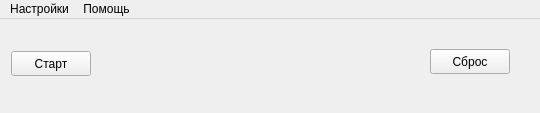
Old version of the form mainwindow.ui in the repository SergeyBash174/stopwatch.
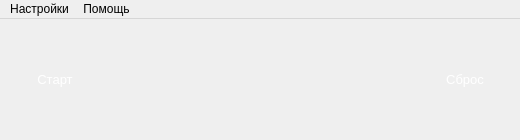
New version of the form. Icons and pictures are not drawn.

The edit to the form file:
```diff
--- a/mainwindow.ui
+++ b/mainwindow.ui
@@ -6,8 +6,8 @@
    <rect>
     <x>0</x>
     <y>0</y>
-    <width>540</width>
-    <height>113</height>
+    <width>520</width>
+    <height>140</height>
    </rect>
   </property>
   <property name="sizePolicy">
@@ -16,62 +16,173 @@
     <verstretch>0</verstretch>
    </sizepolicy>
   </property>
+  <property name="minimumSize">
+   <size>
+    <width>520</width>
+    <height>140</height>
+   </size>
+  </property>
+  <property name="maximumSize">
+   <size>
+    <width>520</width>
+    <height>140</height>
+   </size>
+  </property>
   <property name="windowTitle">
    <string>Секундомер</string>
   </property>
+  <property name="styleSheet">
+   <string notr="true"/>
+  </property>
   <widget class="QWidget" name="centralWidget">
-   <widget class="QPushButton" name="StartStopButton">
-    <property name="geometry">
-     <rect>
-      <x>11</x>
-      <y>32</y>
-      <width>80</width>
-      <height>25</height>
-     </rect>
+   <layout class="QHBoxLayout" name="horizontalLayout">
+    <property name="leftMargin">
+     <number>15</number>
     </property>
-    <property name="text">
-     <string>Старт</string>
+    <property name="rightMargin">
+     <number>15</number>
     </property>
-   </widget>
-   <widget class="QLabel" name="label">
-    <property name="geometry">
-     <rect>
-      <x>130</x>
-      <y>20</y>
-      <width>261</width>
-      <height>51</height>
-     </rect>
-    </property>
-    <property name="font">
-     <font>
-      <family>Times New Roman</family>
-      <pointsize>26</pointsize>
-     </font>
-    </property>
-    <property name="text">
-     <string/>
-    </property>
-   </widget>
-   <widget class="QPushButton" name="ResetButton">
-    <property name="geometry">
-     <rect>
-      <x>430</x>
-      <y>30</y>
-      <width>80</width>
-      <height>25</height>
-     </rect>
-    </property>
-    <property name="text">
-     <string>Сброс</string>
-    </property>
-   </widget>
+    <item>
+     <widget class="QPushButton" name="StartStopButton">
+      <property name="sizePolicy">
+       <sizepolicy hsizetype="Fixed" vsizetype="Fixed">
+        <horstretch>0</horstretch>
+        <verstretch>0</verstretch>
+       </sizepolicy>
+      </property>
+      <property name="minimumSize">
+       <size>
+        <width>80</width>
+        <height>30</height>
+       </size>
+      </property>
+      <property name="maximumSize">
+       <size>
+        <width>80</width>
+        <height>30</height>
+       </size>
+      </property>
+      <property name="font">
+       <font>
+        <family>Arial</family>
+        <pointsize>10</pointsize>
+       </font>
+      </property>
+      <property name="styleSheet">
+       <string notr="true">QPushButton
+{
+background-color: qlineargradient(x1:0, y1:0, x2:1, y2:0,
+stop: 0 rgb(51, 125, 255), stop:1 rgb(51,70,129));
+border-radius: 5px;
+color: white;
+}
+QPushButton:pressed
+{
+background-color: #337dff;
+}</string>
+      </property>
+      <property name="text">
+       <string>Старт</string>
+      </property>
+     </widget>
+    </item>
+    <item>
+     <spacer name="horizontalSpacer">
+      <property name="orientation">
+       <enum>Qt::Horizontal</enum>
+      </property>
+      <property name="sizeHint" stdset="0">
+       <size>
+        <width>40</width>
+        <height>20</height>
+       </size>
+      </property>
+     </spacer>
+    </item>
+    <item>
+     <widget class="QLabel" name="label">
+      <property name="minimumSize">
+       <size>
+        <width>220</width>
+        <height>0</height>
+       </size>
+      </property>
+      <property name="font">
+       <font>
+        <family>Arial</family>
+        <pointsize>24</pointsize>
+       </font>
+      </property>
+      <property name="text">
+       <string/>
+      </property>
+     </widget>
+    </item>
+    <item>
+     <spacer name="horizontalSpacer_2">
+      <property name="orientation">
+       <enum>Qt::Horizontal</enum>
+      </property>
+      <property name="sizeHint" stdset="0">
+       <size>
+        <width>40</width>
+        <height>20</height>
+       </size>
+      </property>
+     </spacer>
+    </item>
+    <item>
+     <widget class="QPushButton" name="ResetButton">
+      <property name="sizePolicy">
+       <sizepolicy hsizetype="Fixed" vsizetype="Fixed">
+        <horstretch>0</horstretch>
+        <verstretch>0</verstretch>
+       </sizepolicy>
+      </property>
+      <property name="minimumSize">
+       <size>
+        <width>80</width>
+        <height>30</height>
+       </size>
+      </property>
+      <property name="maximumSize">
+       <size>
+        <width>80</width>
+        <height>30</height>
+       </size>
+      </property>
+      <property name="font">
+       <font>
+        <family>Arial</family>
+        <pointsize>10</pointsize>
+       </font>
+      </property>
+      <property name="styleSheet">
+       <string notr="true">QPushButton
+{
+background-color: qlineargradient(x1:0, y1:0, x2:1, y2:0,
+stop: 0 rgb(51, 125, 255), stop:1 rgb(51,70,129));
+border-radius: 5px;
+color: white;
+}
+QPushButton:pressed
+{
+background-color: #337dff;
+}</string>
+      </property>
+      <property name="text">
+       <string>Сброс</string>
+      </property>
+     </widget>
+    </item>
+   </layout>
   </widget>
   <widget class="QMenuBar" name="menuBar">
    <property name="geometry">
     <rect>
      <x>0</x>
      <y>0</y>
-     <width>540</width>
+     <width>520</width>
      <height>25</height>
     </rect>
    </property>
```
Left out of the diff: 29 changed lines with no effect on the pictures.
